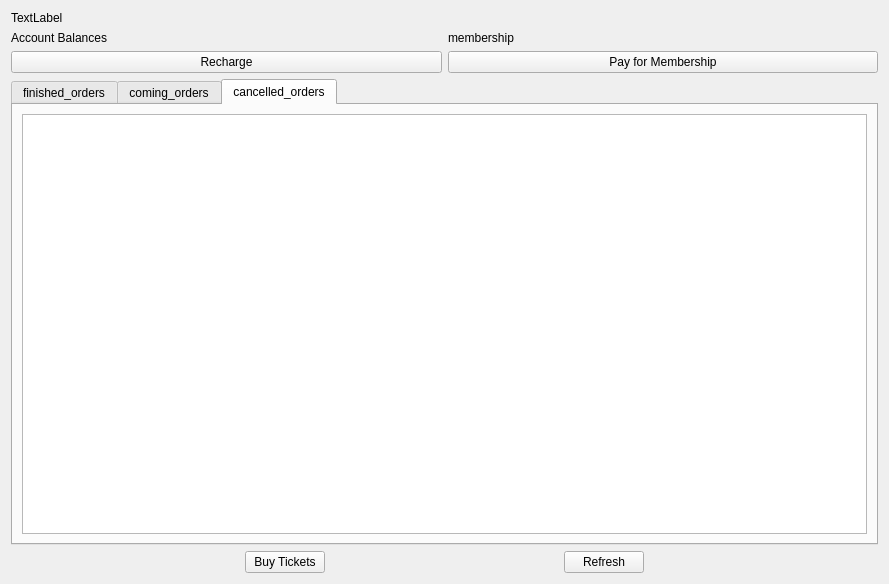
Old version of the form account_and_orders.ui in the repository Aloereed/Flightman_Client_DATA130039.
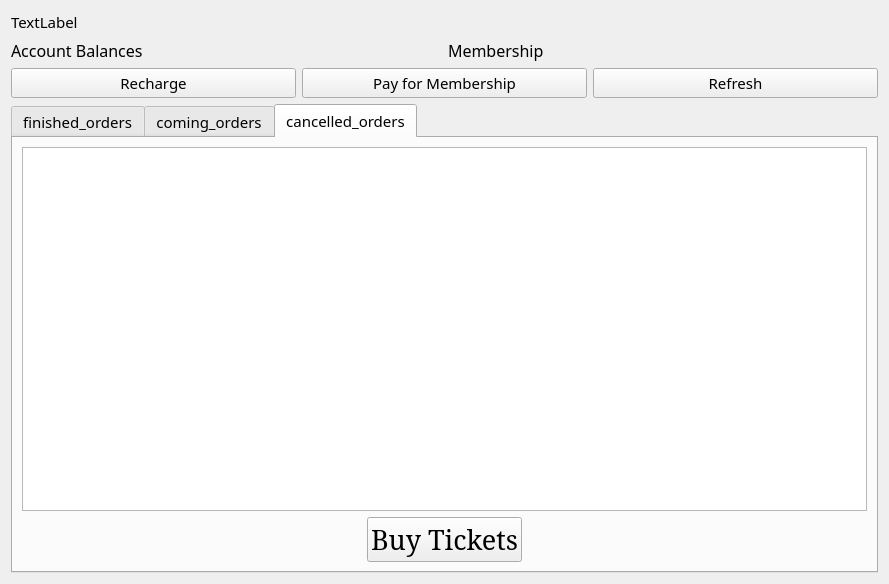
New version of the form. The open tabs and pages were chosen to show the change.

```diff
--- a/account_and_orders.ui
+++ b/account_and_orders.ui
@@ -13,27 +13,33 @@
     <height>584</height>
    </rect>
   </property>
+  <property name="font">
+   <font>
+    <family>Yu Gothic UI Semilight</family>
+    <pointsize>11</pointsize>
+   </font>
+  </property>
   <property name="windowTitle">
    <string>Form</string>
   </property>
-  <layout class="QGridLayout" name="gridLayout_5">
+  <layout class="QGridLayout" name="gridLayout">
    <item row="0" column="0">
-    <layout class="QVBoxLayout" name="verticalLayout_2">
-     <item>
       <widget class="QLabel" name="User_label">
        <property name="text">
         <string>TextLabel</string>
        </property>
       </widget>
      </item>
-     <item>
-      <layout class="QGridLayout" name="gridLayout">
-       <item row="0" column="0">
-        <layout class="QVBoxLayout" name="verticalLayout">
-         <item>
+   <item row="1" column="0">
           <layout class="QHBoxLayout" name="horizontalLayout">
            <item>
             <widget class="QLabel" name="account_label">
+       <property name="font">
+        <font>
+         <family>Yu Gothic UI Semilight</family>
+         <pointsize>12</pointsize>
+        </font>
+       </property>
              <property name="text">
               <string>Account Balances</string>
              </property>
@@ -41,14 +47,20 @@
            </item>
            <item>
             <widget class="QLabel" name="memInfo_label">
+       <property name="font">
+        <font>
+         <family>Yu Gothic UI Semilight</family>
+         <pointsize>12</pointsize>
+        </font>
+       </property>
              <property name="text">
-              <string>membership</string>
+        <string>Membership</string>
              </property>
             </widget>
            </item>
           </layout>
          </item>
-         <item>
+   <item row="2" column="0">
           <layout class="QHBoxLayout" name="horizontalLayout_2">
            <item>
             <widget class="QPushButton" name="Recharge_pushButton">
@@ -64,9 +76,16 @@
              </property>
             </widget>
            </item>
-          </layout>
-         </item>
          <item>
+      <widget class="QPushButton" name="Refresh_pushButton">
+       <property name="text">
+        <string>Refresh</string>
+       </property>
+      </widget>
+     </item>
+    </layout>
+   </item>
+   <item row="4" column="0">
           <widget class="QTabWidget" name="orders">
            <property name="currentIndex">
             <number>1</number>
@@ -99,16 +118,10 @@
              <item row="0" column="0">
               <widget class="QTableView" name="cancelled_tableView"/>
              </item>
-            </layout>
-           </widget>
-          </widget>
-         </item>
-        </layout>
-       </item>
        <item row="1" column="0">
         <layout class="QHBoxLayout" name="horizontalLayout_3">
          <item>
-          <spacer name="horizontalSpacer">
+          <spacer name="horizontalSpacer_2">
            <property name="orientation">
             <enum>Qt::Horizontal</enum>
            </property>
@@ -122,13 +135,19 @@
          </item>
          <item>
           <widget class="QPushButton" name="buyticket_pushButton">
+           <property name="font">
+            <font>
+             <family>Constantia</family>
+             <pointsize>20</pointsize>
+            </font>
+           </property>
            <property name="text">
             <string>Buy Tickets</string>
            </property>
           </widget>
          </item>
          <item>
-          <spacer name="horizontalSpacer_3">
+          <spacer name="horizontalSpacer">
            <property name="orientation">
             <enum>Qt::Horizontal</enum>
            </property>
@@ -140,31 +159,11 @@
            </property>
           </spacer>
          </item>
-         <item>
-          <widget class="QPushButton" name="Refresh_pushButton">
-           <property name="text">
-            <string>Refresh</string>
-           </property>
-          </widget>
-         </item>
-         <item>
-          <spacer name="horizontalSpacer_2">
-           <property name="orientation">
-            <enum>Qt::Horizontal</enum>
-           </property>
-           <property name="sizeHint" stdset="0">
-            <size>
-             <width>40</width>
-             <height>20</height>
-            </size>
-           </property>
-          </spacer>
-         </item>
         </layout>
        </item>
       </layout>
-     </item>
-    </layout>
+     </widget>
+    </widget>
    </item>
   </layout>
  </widget>
```
Left out of the diff: 2 changed lines with no effect on the pictures. Lines whose indentation alone changed are shown as unchanged.
